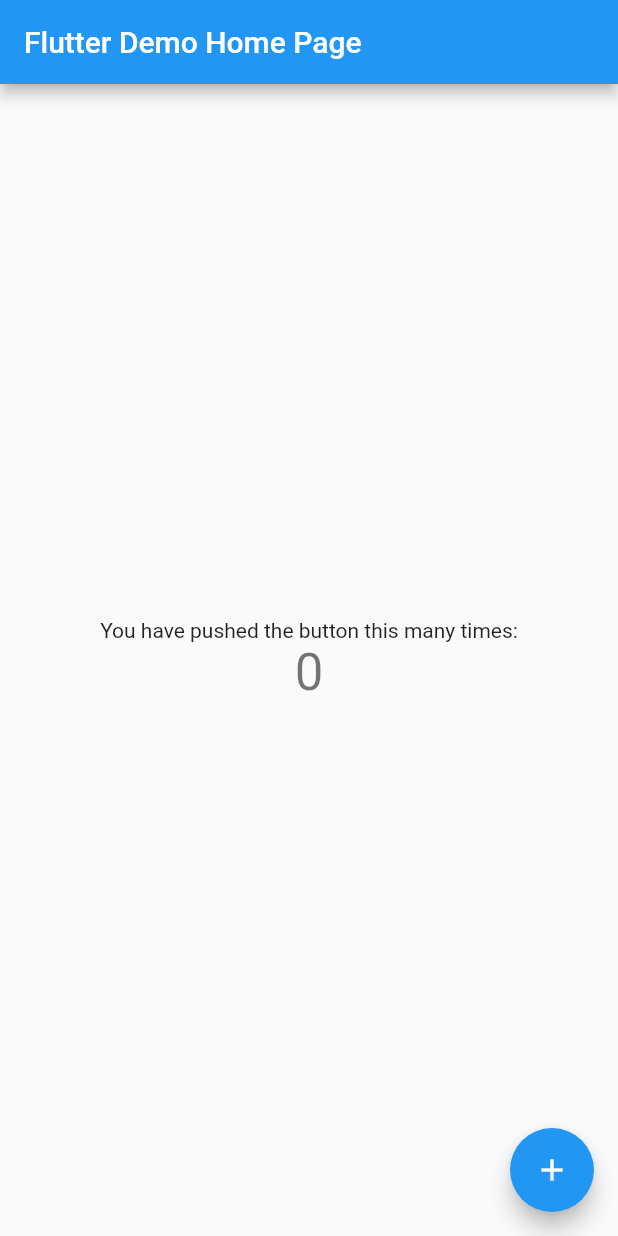
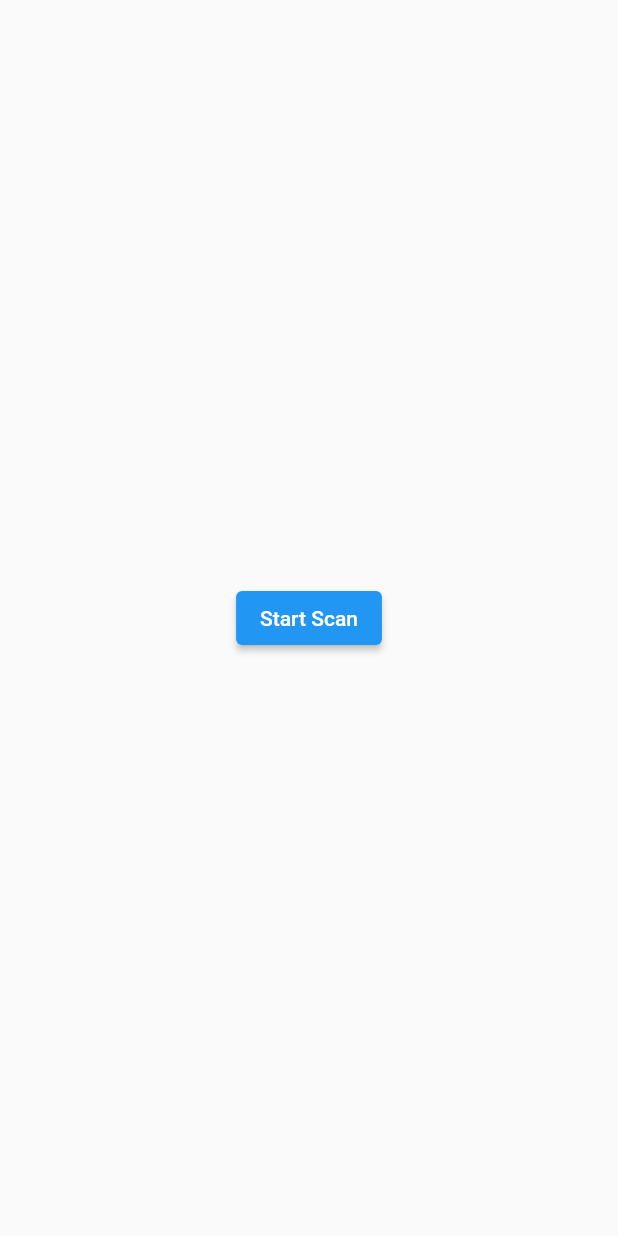
Before and after one commit to szelemeh/ppg-app, a Flutter app: the screen it shows after launch, on a phone screen of 412 x 824 dp. Run offline on Flutter 3.47's test engine with Material 2 defaults, Android fonts, the phone set to English and light mode, and no system bars; our stand-ins replace camera.

Commit message:
Add very simple action on images

```diff
--- /dev/null
+++ b/lib/camera_page.dart
@@ -0,0 +1,79 @@
+import 'dart:collection';
+
+import 'package:camera/camera.dart';
+import 'package:flutter/material.dart';
+import 'package:ppg_hrv_app/main.dart';
+
+class CameraPage extends StatefulWidget {
+  final List<CameraDescription> cameras;
+
+  const CameraPage({
+    Key? key,
+    required this.cameras,
+  }) : super(key: key);
+
+  @override
+  _CameraPageState createState() => _CameraPageState(cameras);
+}
+
+class _CameraPageState extends State<CameraPage> {
+  late CameraController controller;
+  final List<CameraDescription> cameras;
+
+  _CameraPageState(this.cameras);
+
+  @override
+  void initState() {
+    super.initState();
+    controller = CameraController(cameras[0], ResolutionPreset.medium);
+    controller.initialize().then((_) {
+      if (!mounted) {
+        return;
+      }
+      setState(() {});
+    });
+  }
+
+  @override
+  void dispose() {
+    controller.dispose();
+    super.dispose();
+  }
+
+  @override
+  Widget build(BuildContext context) {
+    if (!controller.value.isInitialized) {
+      return Container();
+    }
+
+    compute(controller).then((o) => print("finished"));
+
+    return MaterialApp(
+      home: CameraPreview(controller),
+    );
+  }
+
+  Future<void> compute(CameraController controller) async {
+    await controller.startImageStream(
+      (image) {
+        final plane = image.planes[0];
+        final counts = HashMap<int, int>();
+        plane.bytes.forEach((byte) {
+          if (counts[byte] == null) {
+            counts[byte] = 0;
+          }
+          counts[byte] = counts[byte]! + 1;
+        });
+        int key = -1;
+        int val = -1;
+        counts.entries.forEach((MapEntry entry) {
+          if (val < entry.value) {
+            val = entry.value;
+            key = entry.key;
+          }
+        });
+        print("Most frequent value($val) is $key");
+      },
+    );
+  }
+}
--- /dev/null
+++ b/lib/home_page.dart
@@ -0,0 +1,27 @@
+import 'package:camera/camera.dart';
+import 'package:flutter/material.dart';
+
+import 'camera_page.dart';
+
+class HomePage extends StatelessWidget {
+  final List<CameraDescription> cameras;
+
+  const HomePage({Key? key, required this.cameras}) : super(key: key);
+
+  @override
+  Widget build(BuildContext context) {
+    return Scaffold(
+      body: Center(
+        child: Column(
+          mainAxisAlignment: MainAxisAlignment.center,
+          children: [
+            ElevatedButton(
+                onPressed: () => Navigator.of(context).push(MaterialPageRoute(
+                    builder: (context) => CameraPage(cameras: cameras))),
+                child: Text("Start Scan"))
+          ],
+        ),
+      ),
+    );
+  }
+}
--- a/lib/main.dart
+++ b/lib/main.dart
@@ -1,113 +1,25 @@
+import 'dart:async';
 import 'package:flutter/material.dart';
+import 'package:camera/camera.dart';
+import 'package:ppg_hrv_app/camera_page.dart';
 
-void main() {
-  runApp(MyApp());
+import 'home_page.dart';
+
+List<CameraDescription>? cameras;
+
+void main() async {
+  WidgetsFlutterBinding.ensureInitialized();
+
+  cameras = await availableCameras();
+  runApp(new App());
 }
 
-class MyApp extends StatelessWidget {
-  // This widget is the root of your application.
+class App extends StatelessWidget {
   @override
   Widget build(BuildContext context) {
     return MaterialApp(
-      title: 'Flutter Demo',
-      theme: ThemeData(
-        // This is the theme of your application.
-        //
-        // Try running your application with "flutter run". You'll see the
-        // application has a blue toolbar. Then, without quitting the app, try
-        // changing the primarySwatch below to Colors.green and then invoke
-        // "hot reload" (press "r" in the console where you ran "flutter run",
-        // or simply save your changes to "hot reload" in a Flutter IDE).
-        // Notice that the counter didn't reset back to zero; the application
-        // is not restarted.
-        primarySwatch: Colors.blue,
-      ),
-      home: MyHomePage(title: 'Flutter Demo Home Page'),
-    );
-  }
-}
-
-class MyHomePage extends StatefulWidget {
-  MyHomePage({Key? key, this.title}) : super(key: key);
-
-  // This widget is the home page of your application. It is stateful, meaning
-  // that it has a State object (defined below) that contains fields that affect
-  // how it looks.
-
-  // This class is the configuration for the state. It holds the values (in this
-  // case the title) provided by the parent (in this case the App widget) and
-  // used by the build method of the State. Fields in a Widget subclass are
-  // always marked "final".
-
-  final String? title;
-
-  @override
-  _MyHomePageState createState() => _MyHomePageState();
-}
-
-class _MyHomePageState extends State<MyHomePage> {
-  int _counter = 0;
-
-  void _incrementCounter() {
-    setState(() {
-      // This call to setState tells the Flutter framework that something has
-      // changed in this State, which causes it to rerun the build method below
-      // so that the display can reflect the updated values. If we changed
-      // _counter without calling setState(), then the build method would not be
-      // called again, and so nothing would appear to happen.
-      _counter++;
-    });
+        home: HomePage(cameras: cameras!));
   }
 
-  @override
-  Widget build(BuildContext context) {
-    // This method is rerun every time setState is called, for instance as done
-    // by the _incrementCounter method above.
-    //
-    // The Flutter framework has been optimized to make rerunning build methods
-    // fast, so that you can just rebuild anything that needs updating rather
-    // than having to individually change instances of widgets.
-    return Scaffold(
-      appBar: AppBar(
-        // Here we take the value from the MyHomePage object that was created by
-        // the App.build method, and use it to set our appbar title.
-        title: Text(widget.title!),
-      ),
-      body: Center(
-        // Center is a layout widget. It takes a single child and positions it
-        // in the middle of the parent.
-        child: Column(
-          // Column is also a layout widget. It takes a list of children and
-          // arranges them vertically. By default, it sizes itself to fit its
-          // children horizontally, and tries to be as tall as its parent.
-          //
-          // Invoke "debug painting" (press "p" in the console, choose the
-          // "Toggle Debug Paint" action from the Flutter Inspector in Android
-          // Studio, or the "Toggle Debug Paint" command in Visual Studio Code)
-          // to see the wireframe for each widget.
-          //
-          // Column has various properties to control how it sizes itself and
-          // how it positions its children. Here we use mainAxisAlignment to
-          // center the children vertically; the main axis here is the vertical
-          // axis because Columns are vertical (the cross axis would be
-          // horizontal).
-          mainAxisAlignment: MainAxisAlignment.center,
-          children: <Widget>[
-            Text(
-              'You have pushed the button this many times:',
-            ),
-            Text(
-              '$_counter',
-              style: Theme.of(context).textTheme.headline4,
-            ),
-          ],
-        ),
-      ),
-      floatingActionButton: FloatingActionButton(
-        onPressed: _incrementCounter,
-        tooltip: 'Increment',
-        child: Icon(Icons.add),
-      ), // This trailing comma makes auto-formatting nicer for build methods.
-    );
-  }
+  startScan(BuildContext context) {}
 }
```
Also changed, not shown: pubspec.yaml (+4 -57 lines), pubspec.lock, 2 other files.
